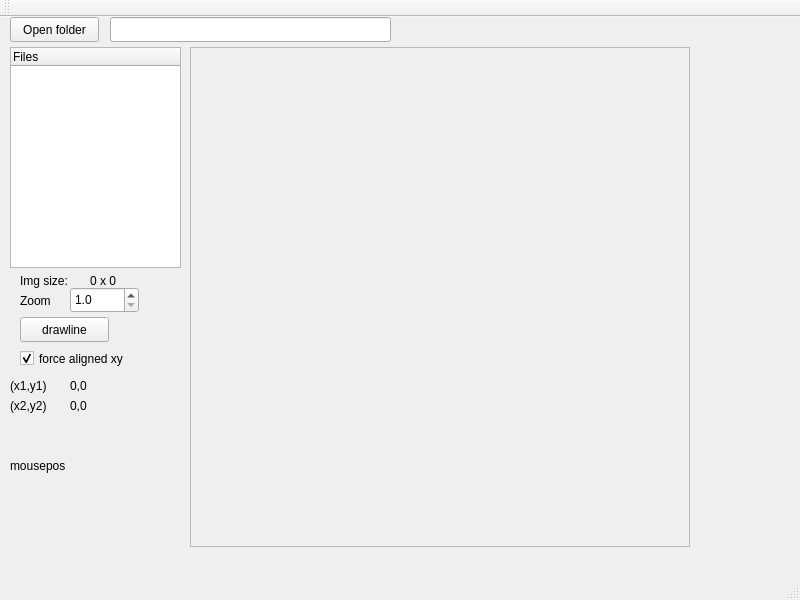
Above: mainwindow.ui from nattaon/labellingfloorplan before the change. Below: the same form after it.
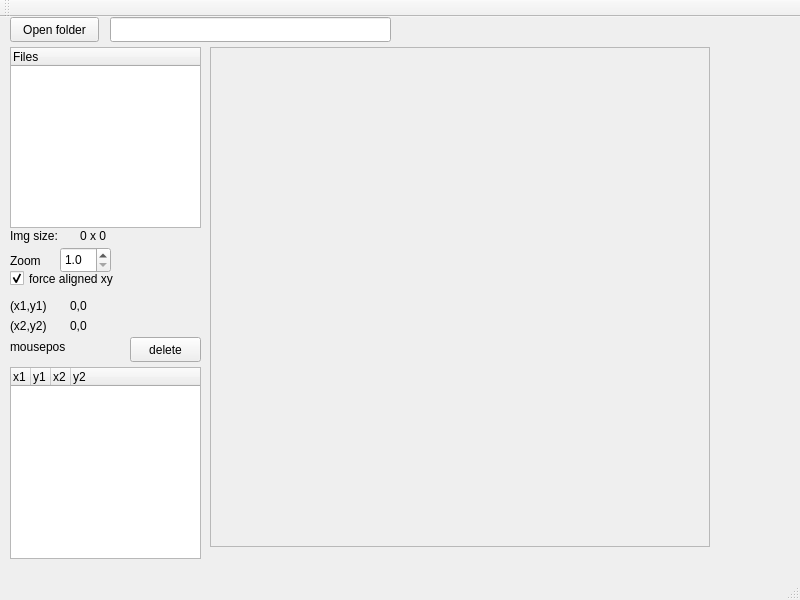
That is the form after the change.

Commit message: add list of line

```diff
--- a/mainwindow.ui
+++ b/mainwindow.ui
@@ -19,8 +19,8 @@
      <rect>
       <x>10</x>
       <y>30</y>
-      <width>171</width>
-      <height>221</height>
+      <width>191</width>
+      <height>181</height>
      </rect>
     </property>
     <column>
@@ -55,8 +55,8 @@
    <widget class="QLabel" name="label">
     <property name="geometry">
      <rect>
-      <x>20</x>
-      <y>275</y>
+      <x>10</x>
+      <y>235</y>
       <width>41</width>
       <height>17</height>
      </rect>
@@ -68,9 +68,9 @@
    <widget class="QDoubleSpinBox" name="zoom_SpinBox">
     <property name="geometry">
      <rect>
-      <x>70</x>
-      <y>270</y>
-      <width>69</width>
+      <x>60</x>
+      <y>230</y>
+      <width>51</width>
       <height>26</height>
      </rect>
     </property>
@@ -87,10 +87,10 @@
    <widget class="QLabel" name="imageLabel">
     <property name="geometry">
      <rect>
-      <x>10</x>
-      <y>400</y>
-      <width>141</width>
-      <height>41</height>
+      <x>400</x>
+      <y>0</y>
+      <width>51</width>
+      <height>21</height>
      </rect>
     </property>
     <property name="text">
@@ -100,7 +100,7 @@
    <widget class="QScrollArea" name="scrollArea">
     <property name="geometry">
      <rect>
-      <x>190</x>
+      <x>210</x>
       <y>30</y>
       <width>500</width>
       <height>500</height>
@@ -120,26 +120,13 @@
      </property>
     </widget>
    </widget>
-   <widget class="QPushButton" name="drawline_pushButton">
-    <property name="geometry">
-     <rect>
-      <x>20</x>
-      <y>300</y>
-      <width>89</width>
-      <height>25</height>
-     </rect>
-    </property>
-    <property name="text">
-     <string>drawline</string>
-    </property>
-   </widget>
    <widget class="QLabel" name="mousepos_label">
     <property name="geometry">
      <rect>
       <x>10</x>
-      <y>440</y>
-      <width>101</width>
-      <height>17</height>
+      <y>320</y>
+      <width>61</width>
+      <height>20</height>
      </rect>
     </property>
     <property name="text">
@@ -149,8 +136,8 @@
    <widget class="QLabel" name="label_2">
     <property name="geometry">
      <rect>
-      <x>20</x>
-      <y>255</y>
+      <x>10</x>
+      <y>210</y>
       <width>67</width>
       <height>17</height>
      </rect>
@@ -162,8 +149,8 @@
    <widget class="QLabel" name="imgsize_label">
     <property name="geometry">
      <rect>
-      <x>90</x>
-      <y>255</y>
+      <x>80</x>
+      <y>210</y>
       <width>91</width>
       <height>17</height>
      </rect>
@@ -176,7 +163,7 @@
     <property name="geometry">
      <rect>
       <x>10</x>
-      <y>360</y>
+      <y>280</y>
       <width>67</width>
       <height>17</height>
      </rect>
@@ -189,7 +176,7 @@
     <property name="geometry">
      <rect>
       <x>10</x>
-      <y>380</y>
+      <y>300</y>
       <width>67</width>
       <height>17</height>
      </rect>
@@ -202,7 +189,7 @@
     <property name="geometry">
      <rect>
       <x>70</x>
-      <y>360</y>
+      <y>280</y>
       <width>67</width>
       <height>17</height>
      </rect>
@@ -215,7 +202,7 @@
     <property name="geometry">
      <rect>
       <x>70</x>
-      <y>380</y>
+      <y>300</y>
       <width>67</width>
       <height>17</height>
      </rect>
@@ -227,8 +214,8 @@
    <widget class="QCheckBox" name="alignedxy_checkBox">
     <property name="geometry">
      <rect>
-      <x>20</x>
-      <y>330</y>
+      <x>10</x>
+      <y>250</y>
       <width>141</width>
       <height>23</height>
      </rect>
@@ -240,6 +227,76 @@
      <bool>true</bool>
     </property>
    </widget>
+   <widget class="QTreeWidget" name="lines_treeWidget">
+    <property name="geometry">
+     <rect>
+      <x>10</x>
+      <y>350</y>
+      <width>191</width>
+      <height>192</height>
+     </rect>
+    </property>
+    <property name="indentation">
+     <number>20</number>
+    </property>
+    <property name="itemsExpandable">
+     <bool>false</bool>
+    </property>
+    <property name="headerHidden">
+     <bool>false</bool>
+    </property>
+    <property name="expandsOnDoubleClick">
+     <bool>false</bool>
+    </property>
+    <attribute name="headerVisible">
+     <bool>true</bool>
+    </attribute>
+    <attribute name="headerCascadingSectionResizes">
+     <bool>false</bool>
+    </attribute>
+    <attribute name="headerDefaultSectionSize">
+     <number>20</number>
+    </attribute>
+    <attribute name="headerMinimumSectionSize">
+     <number>20</number>
+    </attribute>
+    <attribute name="headerStretchLastSection">
+     <bool>true</bool>
+    </attribute>
+    <column>
+     <property name="text">
+      <string>x1</string>
+     </property>
+    </column>
+    <column>
+     <property name="text">
+      <string>y1</string>
+     </property>
+    </column>
+    <column>
+     <property name="text">
+      <string>x2</string>
+     </property>
+    </column>
+    <column>
+     <property name="text">
+      <string>y2</string>
+     </property>
+    </column>
+   </widget>
+   <widget class="QPushButton" name="deleteline_pushButton">
+    <property name="geometry">
+     <rect>
+      <x>130</x>
+      <y>320</y>
+      <width>71</width>
+      <height>25</height>
+     </rect>
+    </property>
+    <property name="text">
+     <string>delete</string>
+    </property>
+   </widget>
   </widget>
   <widget class="QMenuBar" name="menuBar">
    <property name="geometry">
```
The commit also changes 8 other files.
